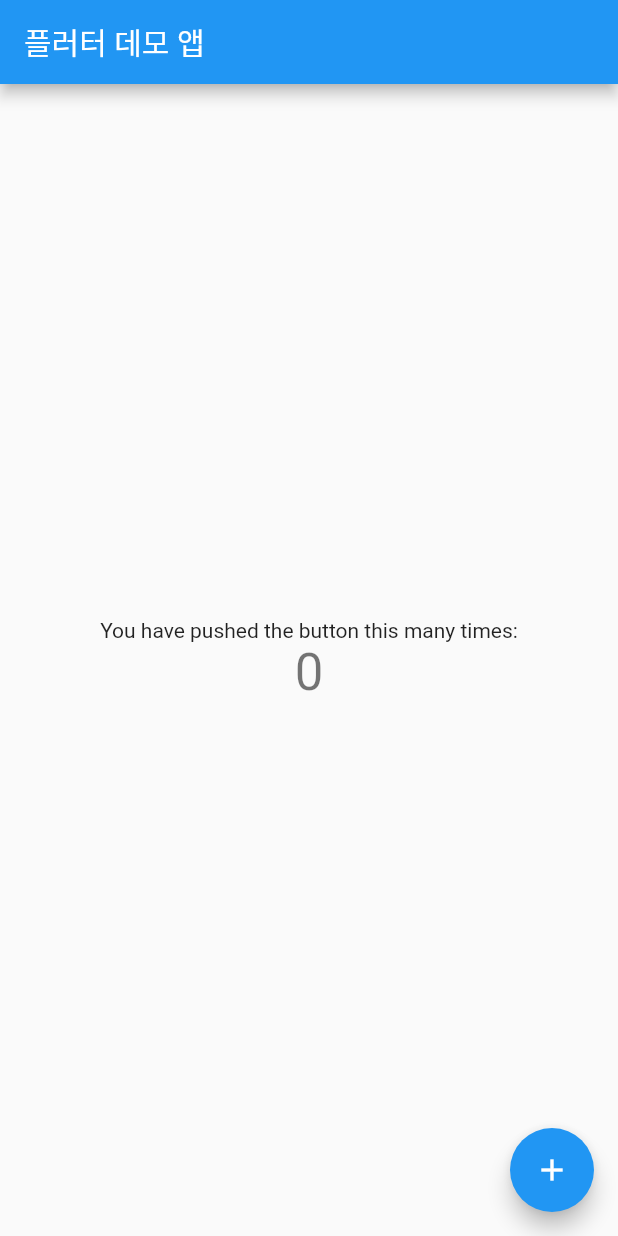
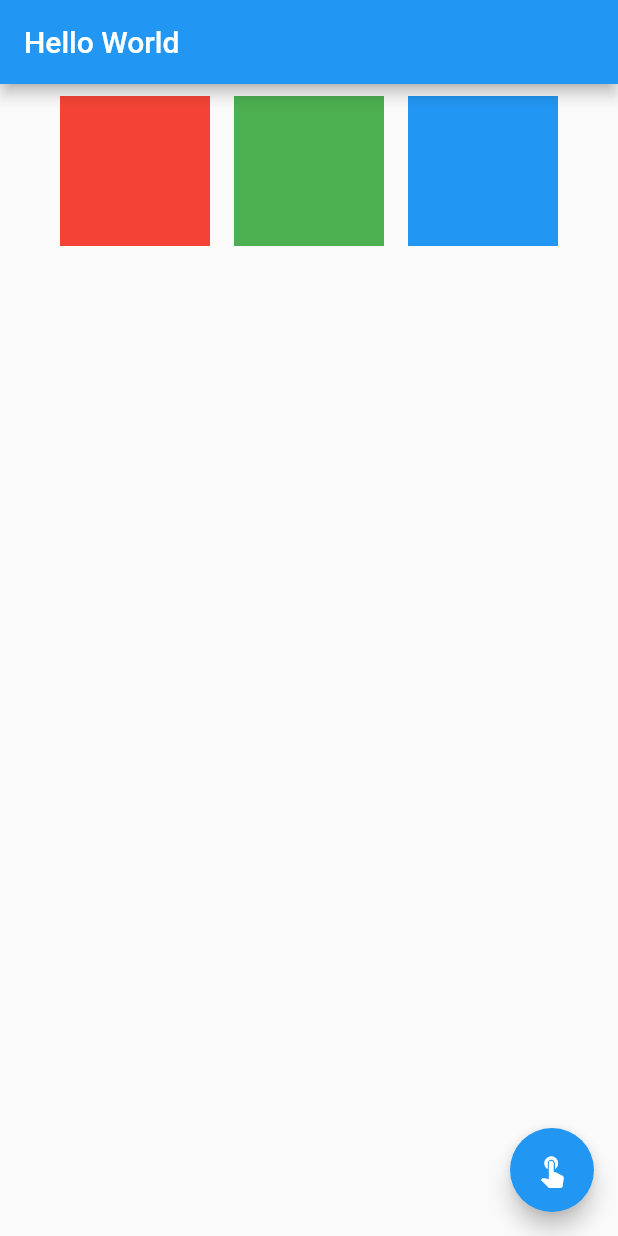
Before and after one commit to dev-jadepark/flutter_app, a Flutter app: the screen it shows after launch, on a phone screen of 412 x 824 dp. Run offline on Flutter 3.47's test engine with Material 2 defaults, Android fonts, the phone set to English and light mode, and no system bars.

Commit message:
위젯실습

```diff
--- a/lib/main.dart
+++ b/lib/main.dart
@@ -1,121 +1,108 @@
 import 'package:flutter/material.dart';
 
 // 앱 시작 부분
-void main() {
-  runApp(const MyApp());
-}
+void main() => runApp(MyApp());
 
 // 시작 클래스. 머티리얼 디자인 앱 생성
 class MyApp extends StatelessWidget {
-  const MyApp({Key? key}) : super(key: key);
-
   // This widget is the root of your application.
   @override
   Widget build(BuildContext context) {
     return MaterialApp(
       title: 'Flutter Demo',
       theme: ThemeData(
-        // This is the theme of your application.
-        //
-        // Try running your application with "flutter run". You'll see the
-        // application has a blue toolbar. Then, without quitting the app, try
-        // changing the primarySwatch below to Colors.green and then invoke
-        // "hot reload" (press "r" in the console where you ran "flutter run",
-        // or simply save your changes to "hot reload" in a Flutter IDE).
-        // Notice that the counter didn't reset back to zero; the application
-        // is not restarted.
         primarySwatch: Colors.blue,
       ),
-      home: const MyHomePage(title: '플러터 데모 앱'),  //표시할 화면의 인스턴스
+      home: MyHomePage(),
     );
   }
 }
 
 // 시작 클래스가 실제로 표시하는 클래스. 카운터 앱 화면
 class MyHomePage extends StatefulWidget {
-  const MyHomePage({Key? key, required this.title}) : super(key: key);
+  @override
+  _MyHomePageState createState() => _MyHomePageState();
+}
 
-  // This widget is the home page of your application. It is stateful, meaning
-  // that it has a State object (defined below) that contains fields that affect
-  // how it looks.
+// StatelessWidget 클래스 빠르게 작성하기 => stless Enter
 
-  // This class is the configuration for the state. It holds the values (in this
-  // case the title) provided by the parent (in this case the App widget) and
-  // used by the build method of the State. Fields in a Widget subclass are
-  // always marked "final".
+// 위 MyHomePage 클래스의 상태를 나타내는 State 클래스
 
-  final String title;
+/*
+자주사용하는 위젯
+1. 컨테이너
+ 기본적으로 Column과 Row를 조합하여 리스트의 형태로 만든다.
+ Column은 세로
+ Row는 가로
+
+ Column(
+  children: <Widget>[
+    Container(),
+    Container(),
+    COntainer(),
+  ],
+ )
+
+ mainAxis는 위젯의 기본방향
+ crossAxis는 위젯의 기본방향의 반대방향
+
+ Row(
+  mainAxisSize: MainAxisSize.max,
+  mainAxisAlignment: MainAxisAlignment.center,
+  crossAxisAlignment: CrossAxisAlignment.center,
+  children: <Widget>[
+    Container(),
+    Container(),
+    Container(),
+  ],
+ )
+ */
+class _MyHomePageState extends State<MyHomePage> {
+  var _text = 'Hello';
 
   @override
-  State<MyHomePage> createState() => _MyHomePageState();
-}
-// 위 MyHomePage 클래스의 상태를 나타내는 State 클래스
-
-class _MyHomePageState extends State<MyHomePage> {
-  int _counter = 0;
-
-  // _counter 변수를 1 증가시키고 화면을 다시 그리는 메서드
-  void _incrementCounter() {
-    setState(() { // 화면을 다시 그리도록 하는 함수. StatefulWidget만 가능
-      // This call to setState tells the Flutter framework that something has
-      // changed in this State, which causes it to rerun the build method below
-      // so that the display can reflect the updated values. If we changed
-      // _counter without calling setState(), then the build method would not be
-      // called again, and so nothing would appear to happen.
-      _counter++;
-    });
-  }
-
-  // 화면에 UI를 그리는 메서드. 그려질 위젯을 반환
-  @override
-  Widget build(BuildContext context) {
-    // This method is rerun every time setState is called, for instance as done
-    // by the _incrementCounter method above.
-    //
-    // The Flutter framework has been optimized to make rerunning build methods
-    // fast, so that you can just rebuild anything that needs updating rather
-    // than having to individually change instances of widgets.
-    return Scaffold(  // 머티리얼 디자인 기본 뼈대 위젯
-      appBar: AppBar( // 상단 앱바
-        // Here we take the value from the MyHomePage object that was created by
-        // the App.build method, and use it to set our appbar title.
-        title: Text(widget.title),
+  Widget build(BuildContext buildContext){
+    return Scaffold(
+      appBar: AppBar(
+        title: Text('Hello World'),
       ),
-      body: Center( // 표시할 내용
-        // Center is a layout widget. It takes a single child and positions it
-        // in the middle of the parent.
-        child: Column(
-          // Column is also a layout widget. It takes a list of children and
-          // arranges them vertically. By default, it sizes itself to fit its
-          // children horizontally, and tries to be as tall as its parent.
-          //
-          // Invoke "debug painting" (press "p" in the console, choose the
-          // "Toggle Debug Paint" action from the Flutter Inspector in Android
-          // Studio, or the "Toggle Debug Paint" command in Visual Studio Code)
-          // to see the wireframe for each widget.
-          //
-          // Column has various properties to control how it sizes itself and
-          // how it positions its children. Here we use mainAxisAlignment to
-          // center the children vertically; the main axis here is the vertical
-          // axis because Columns are vertical (the cross axis would be
-          // horizontal).
-          mainAxisAlignment: MainAxisAlignment.center,
-          children: <Widget>[
-            const Text(
-              'You have pushed the button this many times:',
-            ),
-            Text(
-              '$_counter',  // _counter 변수를 표시
-              style: Theme.of(context).textTheme.headline4,
-            ),
-          ],
-        ),
+      body:
+          Row(
+            mainAxisSize: MainAxisSize.max, //가로로 꽉 채우기   max, min
+            mainAxisAlignment: MainAxisAlignment.center,  //가로방향으로 가운데 정렬하기 center, start, end
+            crossAxisAlignment: CrossAxisAlignment.center,  //세로 방향으로 가운데 정렬하기
+            children: <Widget>[
+              Container(
+                color: Colors.red,
+                width: 100,
+                height: 100,
+                padding: const EdgeInsets.all(8.0),
+                margin: const EdgeInsets.all(8.0),
+              ),
+              Container(
+                color: Colors.green,
+                width: 100,
+                height: 100,
+                padding: const EdgeInsets.all(8.0),
+                margin: const EdgeInsets.all(8.0),
+              ),
+              Container(
+                color: Colors.blue,
+                width: 100,
+                height: 100,
+                padding: const EdgeInsets.all(8.0),
+                margin: const EdgeInsets.all(8.0),
+              )
+            ],
+          ),
+      floatingActionButton: FloatingActionButton(
+        onPressed: (){
+          setState(() {
+            _text = 'World';
+          });
+        },
+        child: Icon(Icons.touch_app),
       ),
-      floatingActionButton: FloatingActionButton(
-        onPressed: _incrementCounter, // 클릭시 _incrementCounter() 메서드를 실행
-        tooltip: 'Increment',
-        child: const Icon(Icons.add), //상단앱바
-      ), // This trailing comma makes auto-formatting nicer for build methods.
     );
   }
 }
```
